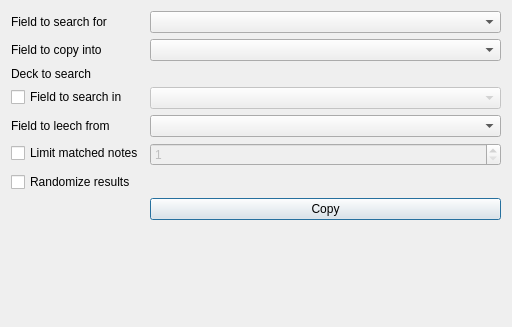
Old version of the form designer/form.ui in the repository abdnh/anki-copy-around.
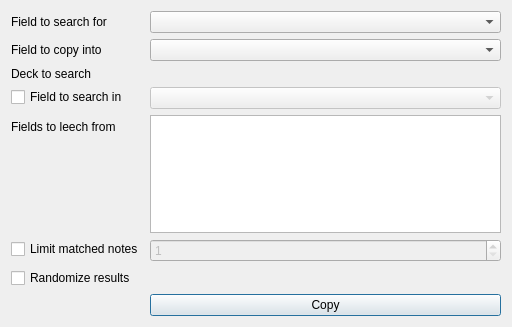
New version of the form.

Commit message: Support multiple leech fields in the dialog

Diff of the .ui file:
```diff
--- a/designer/form.ui
+++ b/designer/form.ui
@@ -47,21 +47,18 @@
    <item row="4" column="0">
     <widget class="QLabel" name="label_4">
      <property name="text">
-      <string>Field to leech from</string>
+      <string>Fields to leech from</string>
      </property>
     </widget>
    </item>
-   <item row="4" column="1">
-    <widget class="QComboBox" name="copyFromFieldComboBox"/>
-   </item>
-   <item row="5" column="0">
+   <item row="6" column="0">
     <widget class="QCheckBox" name="matchedNotesLimitCheckBox">
      <property name="text">
       <string>Limit matched notes</string>
      </property>
     </widget>
    </item>
-   <item row="5" column="1">
+   <item row="6" column="1">
     <widget class="QSpinBox" name="matchedNotesSpinBox">
      <property name="enabled">
       <bool>false</bool>
@@ -71,7 +68,7 @@
      </property>
     </widget>
    </item>
-   <item row="7" column="1">
+   <item row="8" column="1">
     <widget class="QPushButton" name="copyButton">
      <property name="text">
       <string>Copy</string>
@@ -92,13 +89,20 @@
      </property>
     </widget>
    </item>
-   <item row="6" column="0" colspan="2">
+   <item row="7" column="0" colspan="2">
     <widget class="QCheckBox" name="randomizeCheckBox">
      <property name="text">
       <string>Randomize results</string>
      </property>
     </widget>
    </item>
+   <item row="4" column="1">
+    <widget class="QListWidget" name="copyFromListWidget">
+     <property name="selectionMode">
+      <enum>QAbstractItemView::ExtendedSelection</enum>
+     </property>
+    </widget>
+   </item>
   </layout>
  </widget>
  <tabstops>
```
Left out of the diff: 1 changed line with no effect on the pictures. The commit also changes 4 other files.
